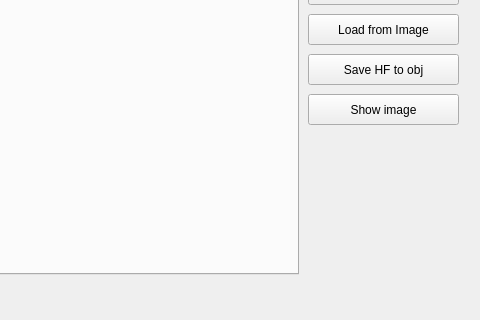
This is mainwindow.ui in Benji6974/GeoMod as Qt 5 draws it before an edit; both pictures show x 382 to 862 and y 456 to 776 of the 862 by 776 pixel window. The edited form follows.
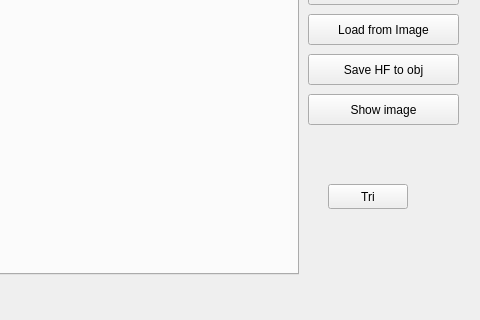
This is the edited form. Custom widgets are drawn as their Qt base class.

Patch:
```diff
--- a/mainwindow.ui
+++ b/mainwindow.ui
@@ -345,6 +345,19 @@
      <string>Calcul Total</string>
     </property>
    </widget>
+   <widget class="QPushButton" name="btn_tri">
+    <property name="geometry">
+     <rect>
+      <x>710</x>
+      <y>640</y>
+      <width>80</width>
+      <height>25</height>
+     </rect>
+    </property>
+    <property name="text">
+     <string>Tri</string>
+    </property>
+   </widget>
   </widget>
   <action name="actionSubmenu">
    <property name="text">
```
